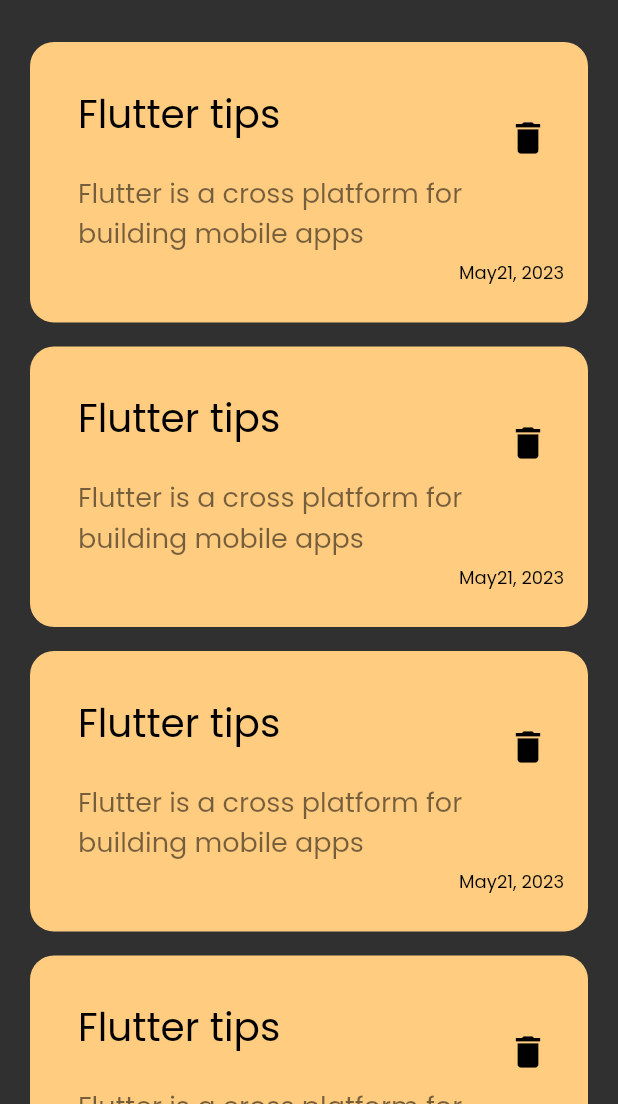
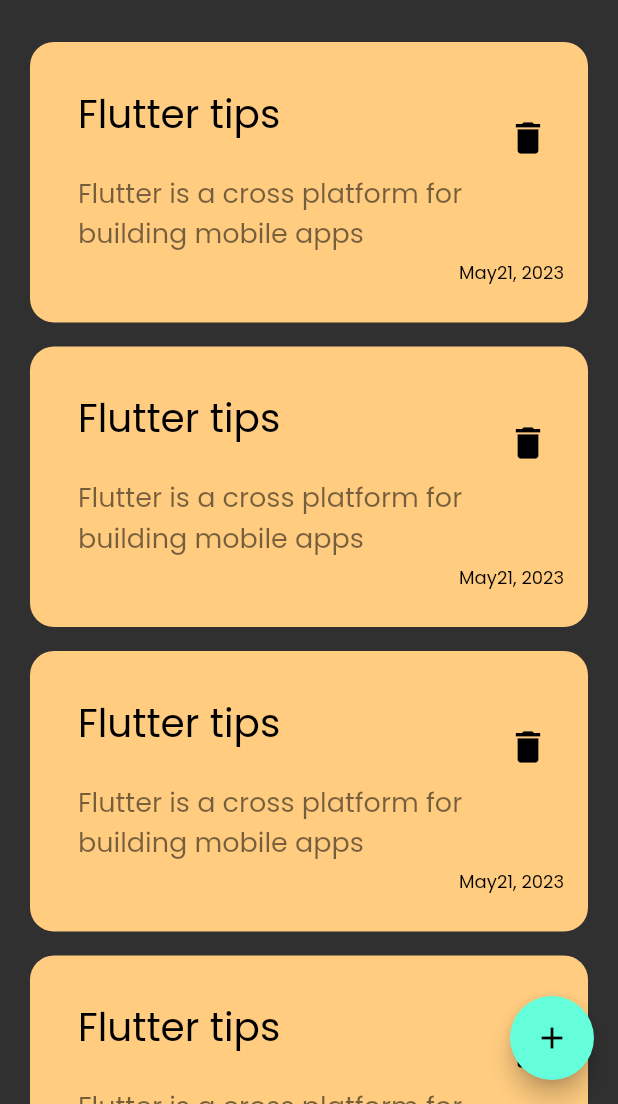
Before and after one commit to 18112001688/Notes-app, a Flutter app: the screen it shows after launch, on a phone screen of 412 x 824 dp, the part 132-1236 px from its top. Run offline on Flutter 3.47's test engine with Material 2 defaults, Android fonts, the phone set to English and light mode, and no system bars.

Commit message:
add floating action button

```diff
--- a/lib/views/notes_view.dart
+++ b/lib/views/notes_view.dart
@@ -8,8 +8,14 @@ class NotesView extends StatelessWidget {
 
   @override
   Widget build(BuildContext context) {
-    return const Scaffold(
-      body: NotesViewBody(),
+    return Scaffold(
+      floatingActionButton: FloatingActionButton(
+          onPressed: () {},
+          child: IconButton(
+            icon: const Icon(Icons.add),
+            onPressed: () {},
+          )),
+      body: const NotesViewBody(),
     );
   }
 }
--- a/lib/views/widgets/note_item.dart
+++ b/lib/views/widgets/note_item.dart
@@ -6,7 +6,7 @@ class NoteItem extends StatelessWidget {
   @override
   Widget build(BuildContext context) {
     return Container(
-      padding: EdgeInsets.only(top: 24, bottom: 24, left: 16),
+      padding: const EdgeInsets.only(top: 24, bottom: 24, left: 16),
       decoration: BoxDecoration(
         color: const Color(0xffffcc80),
         borderRadius: BorderRadius.circular(16),
--- a/lib/views/widgets/notesbody.dart
+++ b/lib/views/widgets/notesbody.dart
@@ -15,7 +15,7 @@ class NotesViewBody extends StatelessWidget {
           SizedBox(
             height: 20,
           ),
-          Expanded(child: NotesListView())
+          Expanded(child: NotesListView()),
         ],
       ),
     );
```
